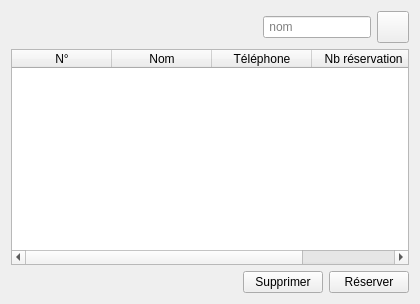
This is src/views/ClientList/ClientList.ui in DinaTolotra/QReservation as Qt 5 draws it before an edit. The edited form follows.
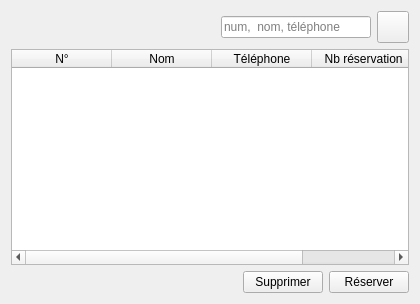
This is the edited form. Icons and pictures are not drawn.

Commit message: Filter client and booking by num, name, date and tel

Patch:
```diff
--- a/src/views/ClientList/ClientList.ui
+++ b/src/views/ClientList/ClientList.ui
@@ -37,11 +37,17 @@
      </item>
      <item>
       <widget class="QLineEdit" name="searchIn">
+       <property name="minimumSize">
+        <size>
+         <width>150</width>
+         <height>0</height>
+        </size>
+       </property>
        <property name="cursorPosition">
         <number>0</number>
        </property>
        <property name="placeholderText">
-        <string> nom</string>
+        <string>num,  nom, téléphone</string>
        </property>
       </widget>
      </item>
```
The commit also changes 13 other files.
